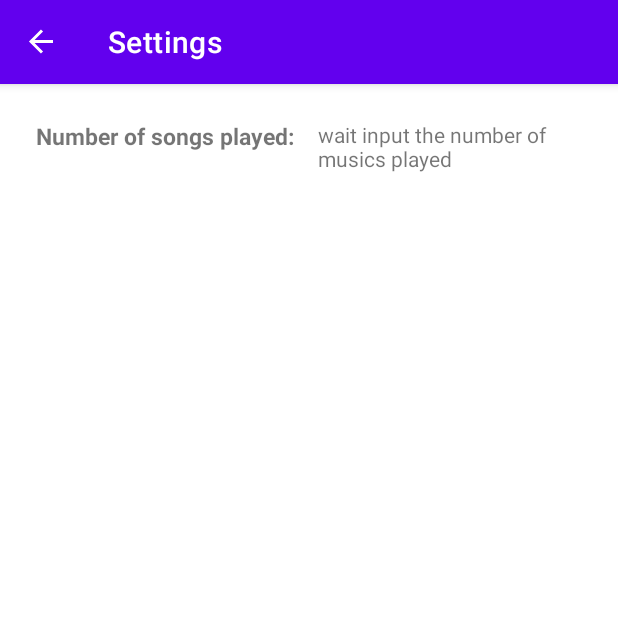
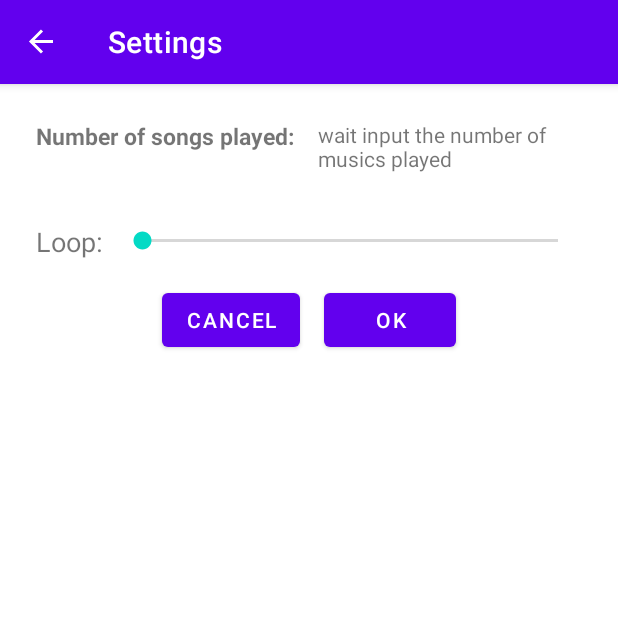
Before and after one commit to xsongUT/AP_HW3_Xi, an Android app: the SettingsFragment screen opened through its navigation route, on a phone screen of 412 x 824 dp, the top half of it. Run offline under Robolectric (Android 15) with nearby library versions, the phone set to English and light mode, and no system bars; our stand-ins replace navigation-ui.

Commit message:
edit setting

```diff
--- a/Musicplayer/app/src/main/res/layout/settings_fragment.xml
+++ b/Musicplayer/app/src/main/res/layout/settings_fragment.xml
@@ -36,6 +36,64 @@
             android:layout_marginStart="16dp"
             android:layout_margin="8dp"/>
     </LinearLayout>
+    <?xml version="1.0" encoding="utf-8"?>
+    <LinearLayout
+        android:layout_width="match_parent"
+        android:layout_height="wrap_content"
+        android:orientation="vertical"
+        android:padding="16dp">
+
+        <!-- First Row: Loop Setting -->
+        <LinearLayout
+            android:layout_width="match_parent"
+            android:layout_height="wrap_content"
+            android:orientation="horizontal"
+            android:gravity="center_vertical">
+
+            <!-- TextView for Loop Label -->
+            <TextView
+                android:id="@+id/loop_text"
+                android:layout_width="wrap_content"
+                android:layout_height="wrap_content"
+                android:text="Loop:"
+                android:textSize="18sp"
+                android:layout_marginEnd="10dp"/>
+
+            <!-- SeekBar for Loop Toggle -->
+            <SeekBar
+                android:id="@+id/loop_seekbar"
+                android:layout_width="10dp"
+                android:layout_height="24dp"
+                android:layout_weight="1"
+                android:max="1"
+                android:progress="0" />
+        </LinearLayout>
+
+        <!-- Second Row: Buttons -->
+        <LinearLayout
+            android:layout_width="match_parent"
+            android:layout_height="wrap_content"
+            android:orientation="horizontal"
+            android:gravity="center"
+            android:layout_marginTop="16dp">
+
+            <!-- Cancel Button -->
+            <Button
+                android:id="@+id/cancel_button"
+                android:layout_width="wrap_content"
+                android:layout_height="wrap_content"
+                android:text="Cancel"
+                android:layout_marginEnd="16dp"/>
+
+            <!-- OK Button -->
+            <Button
+                android:id="@+id/ok_button"
+                android:layout_width="wrap_content"
+                android:layout_height="wrap_content"
+                android:text="OK"/>
+        </LinearLayout>
+
+    </LinearLayout>
 
 
 
```
